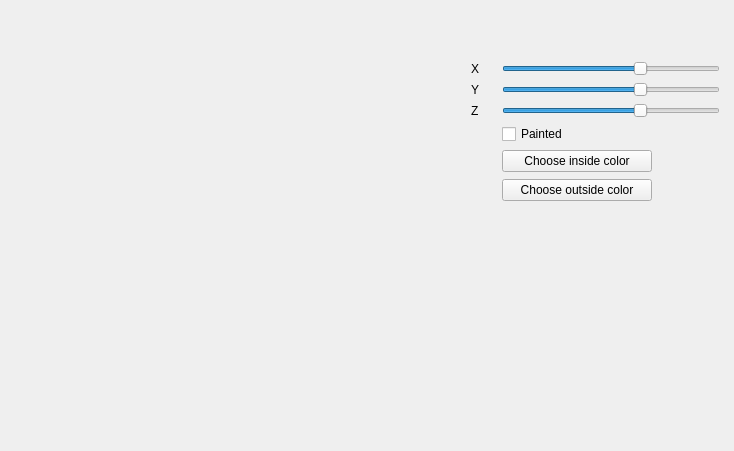
NickolayStorm/IGS, file mainwindow.ui: the form before one commit.
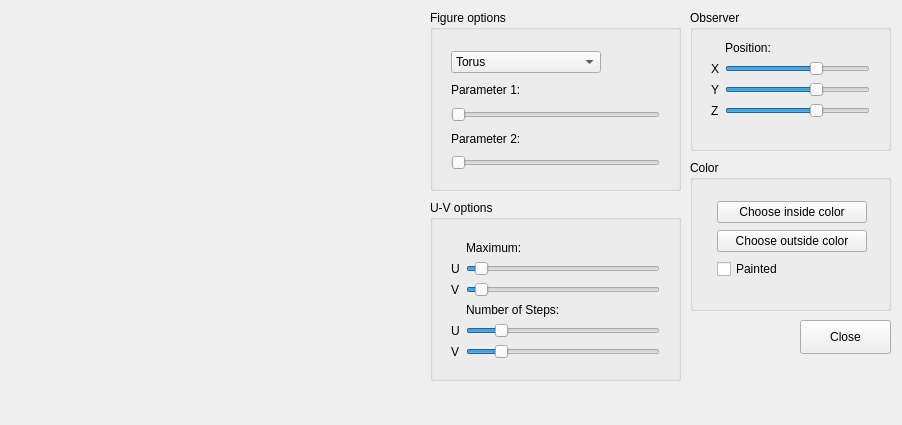
The form after the commit. Custom widgets are drawn as their Qt base class.

```diff
--- a/mainwindow.ui
+++ b/mainwindow.ui
@@ -6,25 +6,198 @@
    <rect>
     <x>0</x>
     <y>0</y>
-    <width>734</width>
-    <height>451</height>
+    <width>902</width>
+    <height>425</height>
    </rect>
   </property>
   <property name="windowTitle">
    <string>MainWindow</string>
   </property>
   <widget class="QWidget" name="centralWidget">
+   <widget class="DrawingArea" name="drawingArea" native="true">
+    <property name="geometry">
+     <rect>
+      <x>10</x>
+      <y>10</y>
+      <width>400</width>
+      <height>400</height>
+     </rect>
+    </property>
+   </widget>
+   <widget class="QPushButton" name="close">
+    <property name="geometry">
+     <rect>
+      <x>800</x>
+      <y>320</y>
+      <width>91</width>
+      <height>34</height>
+     </rect>
+    </property>
+    <property name="text">
+     <string>Close</string>
+    </property>
+   </widget>
+   <widget class="QGroupBox" name="groupBox">
+    <property name="geometry">
+     <rect>
+      <x>430</x>
+      <y>200</y>
+      <width>251</width>
+      <height>181</height>
+     </rect>
+    </property>
+    <property name="title">
+     <string>U-V options</string>
+    </property>
+    <widget class="QWidget" name="formLayoutWidget">
+     <property name="geometry">
+      <rect>
+       <x>10</x>
+       <y>30</y>
+       <width>231</width>
+       <height>151</height>
+      </rect>
+     </property>
+     <layout class="QFormLayout" name="formLayout_2">
+      <item row="0" column="1">
+       <widget class="QLabel" name="label_6">
+        <property name="text">
+         <string>Maximum:</string>
+        </property>
+       </widget>
+      </item>
+      <item row="1" column="0">
+       <widget class="QLabel" name="label_4">
+        <property name="text">
+         <string>U</string>
+        </property>
+       </widget>
+      </item>
+      <item row="1" column="1">
+       <widget class="QSlider" name="sliderU">
+        <property name="minimum">
+         <number>5</number>
+        </property>
+        <property name="maximum">
+         <number>360</number>
+        </property>
+        <property name="value">
+         <number>20</number>
+        </property>
+        <property name="orientation">
+         <enum>Qt::Horizontal</enum>
+        </property>
+       </widget>
+      </item>
+      <item row="2" column="0">
+       <widget class="QLabel" name="label_5">
+        <property name="text">
+         <string>V</string>
+        </property>
+       </widget>
+      </item>
+      <item row="2" column="1">
+       <widget class="QSlider" name="sliderV">
+        <property name="minimum">
+         <number>5</number>
+        </property>
+        <property name="maximum">
+         <number>360</number>
+        </property>
+        <property name="value">
+         <number>20</number>
+        </property>
+        <property name="orientation">
+         <enum>Qt::Horizontal</enum>
+        </property>
+       </widget>
+      </item>
+      <item row="3" column="1">
+       <widget class="QLabel" name="label_7">
+        <property name="text">
+         <string>Number of Steps:</string>
+        </property>
+       </widget>
+      </item>
+      <item row="4" column="0">
+       <widget class="QLabel" name="label_8">
+        <property name="text">
+         <string>U</string>
+        </property>
+       </widget>
+      </item>
+      <item row="4" column="1">
+       <widget class="QSlider" name="sliderUStep">
+        <property name="minimum">
+         <number>5</number>
+        </property>
+        <property name="maximum">
+         <number>100</number>
+        </property>
+        <property name="value">
+         <number>20</number>
+        </property>
+        <property name="orientation">
+         <enum>Qt::Horizontal</enum>
+        </property>
+       </widget>
+      </item>
+      <item row="5" column="0">
+       <widget class="QLabel" name="label_9">
+        <property name="text">
+         <string>V</string>
+        </property>
+       </widget>
+      </item>
+      <item row="5" column="1">
+       <widget class="QSlider" name="sliderVStep">
+        <property name="minimum">
+         <number>5</number>
+        </property>
+        <property name="maximum">
+         <number>100</number>
+        </property>
+        <property name="value">
+         <number>20</number>
+        </property>
+        <property name="orientation">
+         <enum>Qt::Horizontal</enum>
+        </property>
+       </widget>
+      </item>
+     </layout>
+    </widget>
+   </widget>
+   <widget class="QGroupBox" name="groupBox_2">
+    <property name="geometry">
+     <rect>
+      <x>690</x>
+      <y>10</y>
+      <width>201</width>
+      <height>141</height>
+     </rect>
+    </property>
+    <property name="title">
+     <string>Observer</string>
+    </property>
    <widget class="QWidget" name="verticalLayoutWidget">
     <property name="geometry">
      <rect>
-      <x>460</x>
-      <y>50</y>
-      <width>271</width>
-      <height>229</height>
+       <x>10</x>
+       <y>20</y>
+       <width>181</width>
+       <height>111</height>
      </rect>
     </property>
     <layout class="QFormLayout" name="formLayout">
-     <item row="1" column="0">
+      <item row="1" column="1">
+       <widget class="QLabel" name="label_10">
+        <property name="text">
+         <string>Position:</string>
+        </property>
+       </widget>
+      </item>
+      <item row="2" column="0">
       <widget class="QLabel" name="label_3">
        <property name="text">
         <string>X</string>
@@ -34,7 +207,7 @@
        </property>
       </widget>
      </item>
-     <item row="1" column="1">
+      <item row="2" column="1">
       <widget class="QSlider" name="sliderViewerX">
        <property name="sizePolicy">
         <sizepolicy hsizetype="Expanding" vsizetype="Minimum">
@@ -62,7 +235,7 @@
        </property>
       </widget>
      </item>
-     <item row="2" column="0">
+      <item row="3" column="0">
       <widget class="QLabel" name="label_2">
        <property name="text">
         <string>Y</string>
@@ -72,7 +245,7 @@
        </property>
       </widget>
      </item>
-     <item row="2" column="1">
+      <item row="3" column="1">
       <widget class="QSlider" name="sliderViewerY">
        <property name="sizePolicy">
         <sizepolicy hsizetype="Expanding" vsizetype="Minimum">
@@ -100,7 +273,7 @@
        </property>
       </widget>
      </item>
-     <item row="3" column="0">
+      <item row="4" column="0">
       <widget class="QLabel" name="label">
        <property name="text">
         <string>Z</string>
@@ -110,7 +283,7 @@
        </property>
       </widget>
      </item>
-     <item row="3" column="1">
+      <item row="4" column="1">
       <widget class="QSlider" name="sliderViewerZ">
        <property name="sizePolicy">
         <sizepolicy hsizetype="Expanding" vsizetype="Minimum">
@@ -138,7 +311,32 @@
        </property>
       </widget>
      </item>
-     <item row="6" column="0">
+     </layout>
+    </widget>
+   </widget>
+   <widget class="QGroupBox" name="groupBox_3">
+    <property name="geometry">
+     <rect>
+      <x>690</x>
+      <y>160</y>
+      <width>201</width>
+      <height>151</height>
+     </rect>
+    </property>
+    <property name="title">
+     <string>Color</string>
+    </property>
+    <widget class="QWidget" name="formLayoutWidget_2">
+     <property name="geometry">
+      <rect>
+       <x>10</x>
+       <y>30</y>
+       <width>183</width>
+       <height>111</height>
+      </rect>
+     </property>
+     <layout class="QFormLayout" name="formLayout_3">
+      <item row="0" column="0">
       <widget class="QWidget" name="insideColor" native="true">
        <property name="sizePolicy">
         <sizepolicy hsizetype="Fixed" vsizetype="Fixed">
@@ -160,7 +358,7 @@
        </property>
       </widget>
      </item>
-     <item row="6" column="1">
+      <item row="0" column="1">
       <widget class="QPushButton" name="insideColorButton">
        <property name="minimumSize">
         <size>
@@ -179,7 +377,7 @@
        </property>
       </widget>
      </item>
-     <item row="7" column="0">
+      <item row="1" column="0">
       <widget class="QWidget" name="outsideColor" native="true">
        <property name="minimumSize">
         <size>
@@ -195,7 +393,7 @@
        </property>
       </widget>
      </item>
-     <item row="7" column="1">
+      <item row="1" column="1">
       <widget class="QPushButton" name="outsideColorButton">
        <property name="minimumSize">
         <size>
@@ -214,7 +412,7 @@
        </property>
       </widget>
      </item>
-     <item row="5" column="1">
+      <item row="2" column="1">
       <widget class="QCheckBox" name="isPainted">
        <property name="text">
         <string>Painted</string>
@@ -226,15 +424,97 @@
      </item>
     </layout>
    </widget>
-   <widget class="DrawingArea" name="drawingArea" native="true">
+   </widget>
+   <widget class="QGroupBox" name="groupBox_4">
     <property name="geometry">
      <rect>
-      <x>10</x>
+      <x>430</x>
       <y>10</y>
-      <width>441</width>
-      <height>381</height>
+      <width>251</width>
+      <height>181</height>
      </rect>
     </property>
+    <property name="title">
+     <string>Figure options</string>
+    </property>
+    <widget class="QWidget" name="verticalLayoutWidget_2">
+     <property name="geometry">
+      <rect>
+       <x>10</x>
+       <y>30</y>
+       <width>231</width>
+       <height>141</height>
+      </rect>
+     </property>
+     <layout class="QVBoxLayout" name="verticalLayout">
+      <item>
+       <widget class="QComboBox" name="comboBoxFigure">
+        <property name="sizePolicy">
+         <sizepolicy hsizetype="Fixed" vsizetype="Fixed">
+          <horstretch>0</horstretch>
+          <verstretch>0</verstretch>
+         </sizepolicy>
+        </property>
+        <property name="minimumSize">
+         <size>
+          <width>150</width>
+          <height>0</height>
+         </size>
+        </property>
+        <item>
+         <property name="text">
+          <string>Torus</string>
+         </property>
+        </item>
+        <item>
+         <property name="text">
+          <string>Torus curve</string>
+         </property>
+        </item>
+       </widget>
+      </item>
+      <item>
+       <widget class="QLabel" name="label_11">
+        <property name="text">
+         <string>Parameter 1:</string>
+        </property>
+       </widget>
+      </item>
+      <item>
+       <widget class="QSlider" name="sliderParam1">
+        <property name="minimum">
+         <number>0</number>
+        </property>
+        <property name="maximum">
+         <number>100</number>
+        </property>
+        <property name="orientation">
+         <enum>Qt::Horizontal</enum>
+        </property>
+       </widget>
+      </item>
+      <item>
+       <widget class="QLabel" name="label_12">
+        <property name="text">
+         <string>Parameter 2:</string>
+        </property>
+       </widget>
+      </item>
+      <item>
+       <widget class="QSlider" name="sliderParam2">
+        <property name="minimum">
+         <number>0</number>
+        </property>
+        <property name="maximum">
+         <number>100</number>
+        </property>
+        <property name="orientation">
+         <enum>Qt::Horizontal</enum>
+        </property>
+       </widget>
+      </item>
+     </layout>
+    </widget>
    </widget>
   </widget>
  </widget>
```
Left out of the diff: 19 changed lines with no effect on the pictures. Lines whose indentation alone changed are shown as unchanged.
